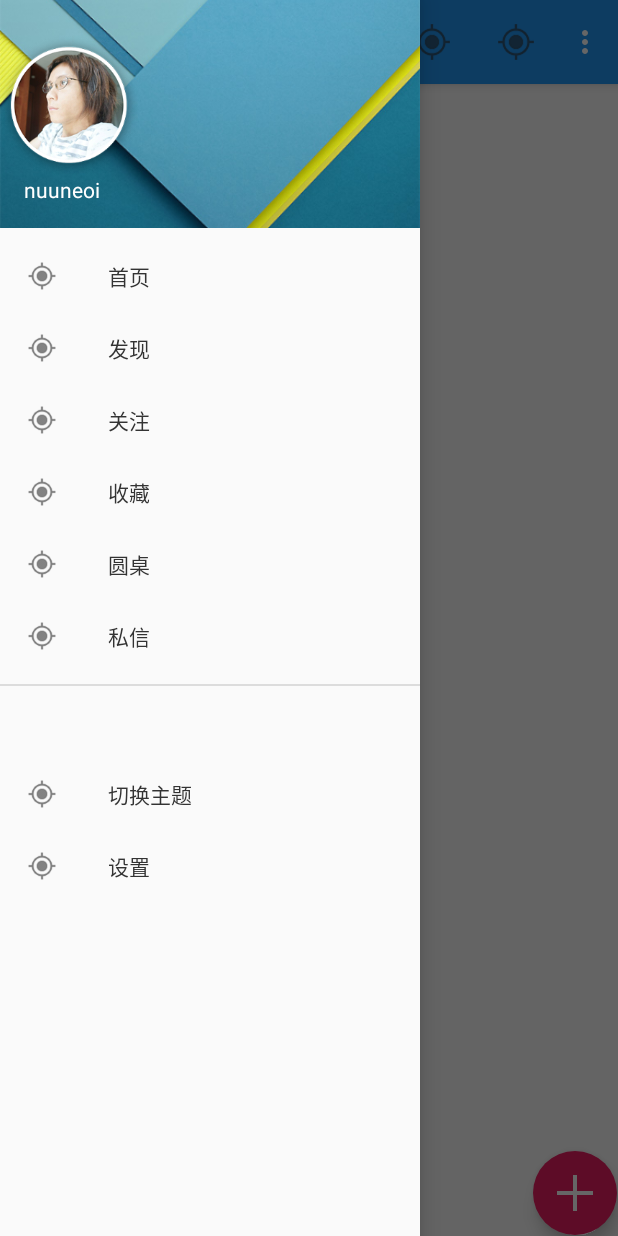
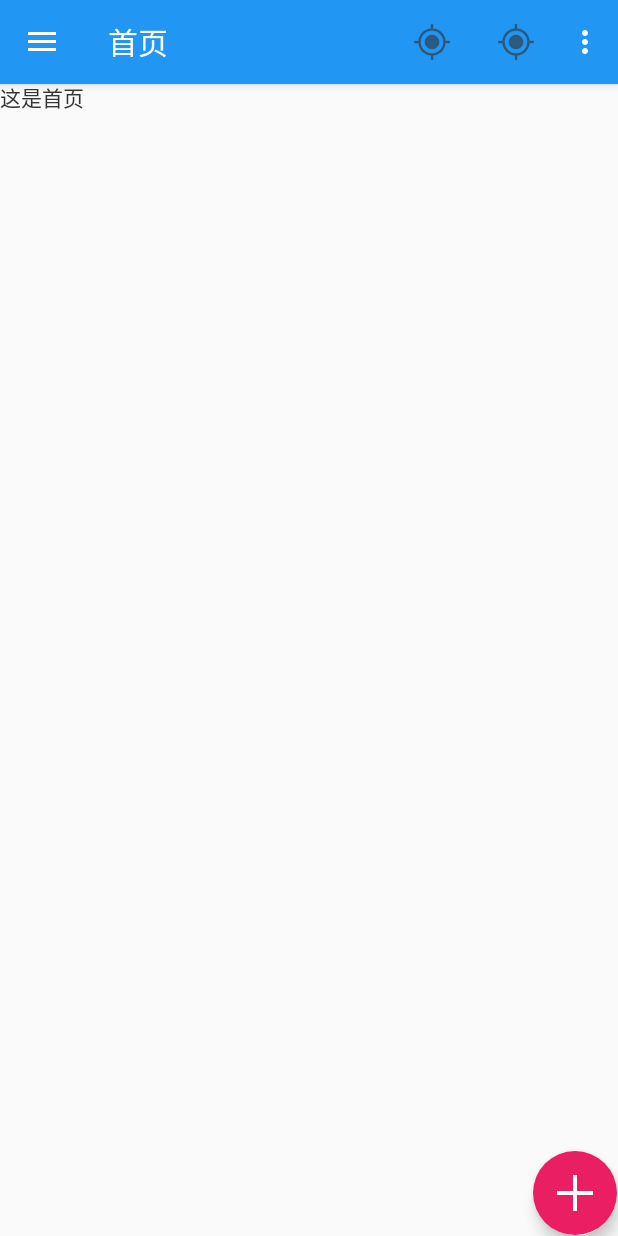
Before and after one commit to ZZeroGeek/ZhihuReader, an Android app: the screen it shows after launch (MainActivity), after a tap on "首页", on a phone screen of 412 x 824 dp. Run offline under Robolectric (Android 15) with nearby library versions, the phone set to English and light mode, and no system bars; 1 other tap on this screen came first.

Commit message:
侧滑切换首页和发现，切换到发现的fragment出错

```diff
--- a/app/src/main/AndroidManifest.xml
+++ b/app/src/main/AndroidManifest.xml
@@ -7,8 +7,11 @@
         android:icon="@mipmap/ic_launcher"
         android:label="@string/app_name"
         android:supportsRtl="true"
-        android:theme="@style/AppTheme.NoActionBar">
+        android:theme="@style/AppTheme.NoActionBar"
+
+        >
         <activity android:name=".MainActivity"
+            android:screenOrientation="portrait"
             >
             <intent-filter>
                 <action android:name="android.intent.action.MAIN" />
--- /dev/null
+++ b/app/src/main/java/org/zreo/zhihureader/HomePageFragment.java
@@ -0,0 +1,21 @@
+package org.zreo.zhihureader;
+
+import android.os.Bundle;
+import android.support.annotation.Nullable;
+import android.support.v4.app.Fragment;
+import android.view.LayoutInflater;
+import android.view.View;
+import android.view.ViewGroup;
+
+/**
+ * Created by kakin on 2016/4/19.
+ */
+public class HomePageFragment extends Fragment {
+
+    @Nullable
+    @Override
+    public View onCreateView(LayoutInflater inflater, @Nullable ViewGroup container, @Nullable Bundle savedInstanceState) {
+        View view = inflater.inflate(R.layout.fragment_home_page,container,false);
+        return view;
+    }
+}
--- a/app/src/main/java/org/zreo/zhihureader/MainActivity.java
+++ b/app/src/main/java/org/zreo/zhihureader/MainActivity.java
@@ -1,9 +1,16 @@
 package org.zreo.zhihureader;
 
+
+import android.support.v4.app.Fragment;
+import android.content.Intent;
 import android.content.res.Configuration;
 import android.support.design.widget.CollapsingToolbarLayout;
 import android.support.design.widget.CoordinatorLayout;
 import android.support.design.widget.FloatingActionButton;
+import android.support.design.widget.NavigationView;
+import android.support.v4.app.FragmentManager;
+import android.support.v4.app.FragmentTransaction;
+import android.support.v4.view.GravityCompat;
 import android.support.v4.widget.DrawerLayout;
 import android.support.v7.app.ActionBarDrawerToggle;
 import android.support.v7.app.AppCompatActivity;
@@ -12,7 +19,7 @@ import android.support.v7.widget.Toolbar;
 import android.view.Menu;
 import android.view.MenuItem;
 
-public class MainActivity extends AppCompatActivity {
+public class MainActivity extends AppCompatActivity implements NavigationView.OnNavigationItemSelectedListener {
 
     Toolbar toolbar;
     CollapsingToolbarLayout collapsingToolbarLayout;
@@ -23,6 +30,12 @@ public class MainActivity extends AppCompatActivity {
     CoordinatorLayout rootLayout;
     FloatingActionButton fabBtn;
 
+    NavigationView navigationView;
+
+    Fragment fragment ;
+    HomePageFragment homePageFragment = new HomePageFragment();
+    FindFragment findFragment = new FindFragment();
+
     @Override
     protected void onCreate(Bundle savedInstanceState) {
         super.onCreate(savedInstanceState);
@@ -30,12 +43,19 @@ public class MainActivity extends AppCompatActivity {
 
         initToolBar();
         initInstances();
+        initHomePage();
     }
 
     private void initToolBar(){
         toolbar = (Toolbar) findViewById(R.id.toolbar);
         toolbar.setTitle("首页");
         setSupportActionBar(toolbar);
+    }
+
+    private void initHomePage(){
+        fragment = new HomePageFragment();
+        getSupportFragmentManager().beginTransaction().add(R.id.theContainer,fragment).commit();
+        switchContent(fragment,homePageFragment);
     }
 
     private void initInstances(){
@@ -48,7 +68,8 @@ public class MainActivity extends AppCompatActivity {
         rootLayout = (CoordinatorLayout) findViewById(R.id.rootLayout);
         fabBtn = (FloatingActionButton) findViewById(R.id.fabBtn);
 
-
+        navigationView = (NavigationView) findViewById(R.id.navigation);
+        navigationView.setNavigationItemSelectedListener(this);
 
     }
 
@@ -83,4 +104,58 @@ public class MainActivity extends AppCompatActivity {
 
         return super.onOptionsItemSelected(item);
     }
+
+    @Override
+    public boolean onNavigationItemSelected(MenuItem item) {
+
+        switch (item.getItemId()){
+            case R.id.navHomePage:
+                toolbar.setTitle("首页");
+                switchContent(fragment,homePageFragment);
+                break;
+            case R.id.navFind:
+                toolbar.setTitle("发现");
+                switchContent(fragment,findFragment);
+                break;
+            case R.id.navNotice:
+
+                break;
+            case R.id.navCollect:
+
+                break;
+            case R.id.navCir:
+
+                break;
+            case R.id.navMail:
+
+                break;
+            case R.id.navToggle:
+
+                break;
+            case R.id.navSetting:
+
+                break;
+        }
+
+        drawerLayout.closeDrawer(GravityCompat.START);
+        return true;
+    }
+
+    private void switchContent(Fragment from ,Fragment to){
+
+        if (fragment != to) {
+            fragment = to;
+
+            FragmentManager fm = getSupportFragmentManager();
+            FragmentTransaction ft = fm.beginTransaction();
+            System.out.println(to.isAdded());
+            if (!to.isAdded()) {
+                ft.add(R.id.theContainer, to).commit();
+
+            }else {
+                ft.hide(from).show(to).commit();
+            }
+        }
+    }
+
 }
--- a/app/src/main/res/layout/activity_main.xml
+++ b/app/src/main/res/layout/activity_main.xml
@@ -15,14 +15,7 @@
             android:layout_width="match_parent"
             android:layout_height="wrap_content">
 
-            <!--<android.support.design.widget.CollapsingToolbarLayout-->
-                <!--android:id="@+id/collapsingToolbarLayout"-->
-                <!--android:layout_width="match_parent"-->
-                <!--android:layout_height="match_parent"-->
-                <!--app:contentScrim="?attr/colorPrimary"-->
-                <!--app:expandedTitleMarginStart="64dp"-->
-                <!--app:layout_scrollFlags="scroll|exitUntilCollapsed"-->
-                <!--&gt;-->
+
                 <android.support.v7.widget.Toolbar
                     android:id="@+id/toolbar"
                     android:layout_width="match_parent"
@@ -30,8 +23,10 @@
                     app:layout_collapseMode="pin"
                     app:popupTheme="@style/ThemeOverlay.AppCompat.Light"
                     app:theme="@style/ThemeOverlay.AppCompat.Dark.ActionBar" />
-            <!--</android.support.design.widget.CollapsingToolbarLayout>-->
+
         </android.support.design.widget.AppBarLayout>
+
+        <include layout="@layout/thecontent"></include>
 
         <android.support.design.widget.FloatingActionButton
             android:id="@+id/fabBtn"
@@ -54,4 +49,5 @@
         app:itemTextColor="@color/nav_item_text_color"
         app:menu="@menu/navigation_drawer_items" />
 
+
 </android.support.v4.widget.DrawerLayout>
--- /dev/null
+++ b/app/src/main/res/layout/fragment_home_page.xml
@@ -0,0 +1,13 @@
+<?xml version="1.0" encoding="utf-8"?>
+<LinearLayout xmlns:android="http://schemas.android.com/apk/res/android"
+    xmlns:tools="http://schemas.android.com/tools"
+    android:layout_width="match_parent"
+    android:layout_height="match_parent"
+    tools:context="org.zreo.zhihureader.HomePageFragment">
+
+    <TextView
+        android:layout_width="wrap_content"
+        android:layout_height="wrap_content"
+        android:text="这是首页"/>
+
+</LinearLayout>
--- /dev/null
+++ b/app/src/main/res/layout/thecontent.xml
@@ -0,0 +1,11 @@
+<?xml version="1.0" encoding="utf-8"?>
+<FrameLayout xmlns:android="http://schemas.android.com/apk/res/android"
+    android:layout_width="match_parent"
+    android:layout_height="match_parent"
+
+    android:paddingTop="54dp"
+    android:orientation="vertical"
+    android:id="@+id/theContainer">
+
+
+</FrameLayout>
--- a/app/src/main/res/menu/navigation_drawer_items.xml
+++ b/app/src/main/res/menu/navigation_drawer_items.xml
@@ -3,29 +3,29 @@
 
     <group android:checkableBehavior="all">
         <item
-            android:id="@+id/navItem1"
+            android:id="@+id/navHomePage"
             android:icon="@drawable/ic_action_location_found_dark"
             android:title="首页"/>
         <item
-            android:id="@+id/navItem2"
+            android:id="@+id/navFind"
             android:icon="@drawable/ic_action_location_found_dark"
             android:title="发现"/>
 
         <item
-            android:id="@+id/navItem3"
+            android:id="@+id/navNotice"
             android:icon="@drawable/ic_action_location_found_dark"
             android:title="关注"/>
 
         <item
-            android:id="@+id/navItem4"
+            android:id="@+id/navCollect"
             android:icon="@drawable/ic_action_location_found_dark"
             android:title="收藏"/>
         <item
-            android:id="@+id/navItem5"
+            android:id="@+id/navCir"
             android:icon="@drawable/ic_action_location_found_dark"
             android:title="圆桌"/>
         <item
-            android:id="@+id/navItem6"
+            android:id="@+id/navMail"
             android:icon="@drawable/ic_action_location_found_dark"
             android:title="私信"/>
     </group>
@@ -33,11 +33,11 @@
     <item android:title="">
         <menu>
             <item
-                android:id="@+id/nav_share"
+                android:id="@+id/navToggle"
                 android:icon="@drawable/ic_action_location_found_dark"
                 android:title="切换主题" />
             <item
-                android:id="@+id/nav_send"
+                android:id="@+id/navSetting"
                 android:icon="@drawable/ic_action_location_found_dark"
                 android:title="设置" />
         </menu>
```
Also changed, not shown: app/src/main/java/org/zreo/zhihureader/FindFragment.java (added, +77 -0 lines), app/src/main/java/org/zreo/zhihureader/FindcolFragment.java (added, +21 -0 lines), app/src/main/java/org/zreo/zhihureader/FindhotFragment.java (added, +21 -0 lines), app/src/main/java/org/zreo/zhihureader/FindrecommendFragment.java (added, +21 -0 lines), app/src/main/res/layout/fragment_find.xml (added, +25 -0 lines), app/src/main/res/layout/fragment_find_col.xml (added, +12 -0 lines), app/src/main/res/layout/fragment_find_hot.xml (added, +11 -0 lines), app/src/main/res/layout/fragment_find_reco.xml (added, +11 -0 lines).
